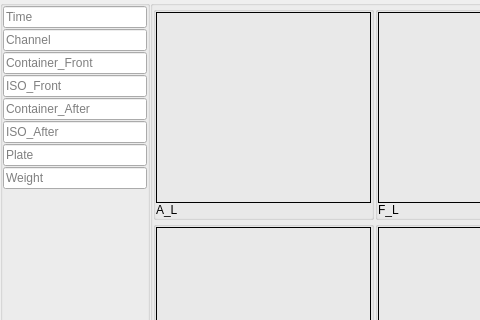
This is Main/Channel_Data/channel_data_form.ui in 519984307/Container_Multiple_Channels_20200522 as Qt 5 draws it before an edit; both pictures show x 0 to 480 and y 0 to 320 of the 822 by 438 pixel window. The edited form follows.
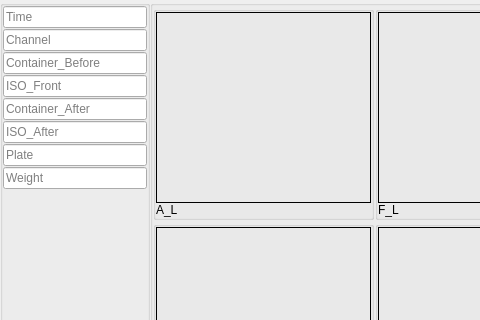
This is the edited form.

```diff
--- a/Main/Channel_Data/channel_data_form.ui
+++ b/Main/Channel_Data/channel_data_form.ui
@@ -79,7 +79,7 @@
       <item row="2" column="0">
        <widget class="QLineEdit" name="lineEdit_3">
         <property name="placeholderText">
-         <string>Container_Front</string>
+         <string>Container_Before</string>
         </property>
        </widget>
       </item>
```
